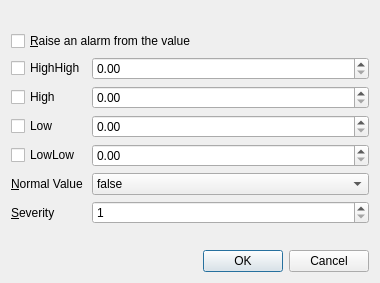
Before: the Qt Designer form src/ui/dialogs/alarmdialog.ui in sanny32/OpenUaSim, drawn with Qt 5.
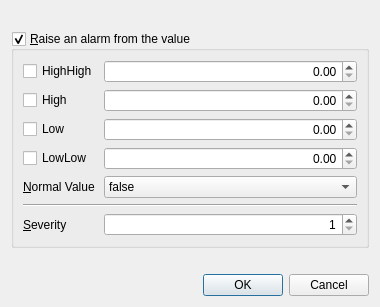
After: the same form once the commit is applied.

Commit message: Group alarm settings in a checkable box and fit limits to the data type

The edit to the form file:
```diff
--- a/src/ui/dialogs/alarmdialog.ui
+++ b/src/ui/dialogs/alarmdialog.ui
@@ -20,27 +20,14 @@
     </widget>
    </item>
    <item>
-    <widget class="QCheckBox" name="enabledCheck">
-     <property name="text">
+    <widget class="QGroupBox" name="alarmGroup">
+     <property name="title">
       <string>&amp;Raise an alarm from the value</string>
      </property>
-    </widget>
-   </item>
-   <item>
-    <widget class="QWidget" name="settingsHost" native="true">
+     <property name="checkable">
+      <bool>true</bool>
+     </property>
      <layout class="QGridLayout" name="settingsLayout" columnstretch="0,1">
-      <property name="leftMargin">
-       <number>0</number>
-      </property>
-      <property name="topMargin">
-       <number>0</number>
-      </property>
-      <property name="rightMargin">
-       <number>0</number>
-      </property>
-      <property name="bottomMargin">
-       <number>0</number>
-      </property>
       <item row="0" column="0">
        <widget class="QCheckBox" name="highHighCheck">
         <property name="text">
@@ -49,7 +36,11 @@
        </widget>
       </item>
       <item row="0" column="1">
-       <widget class="QDoubleSpinBox" name="highHighSpin"/>
+       <widget class="QDoubleSpinBox" name="highHighSpin">
+        <property name="alignment">
+         <set>Qt::AlignRight|Qt::AlignTrailing|Qt::AlignVCenter</set>
+        </property>
+       </widget>
       </item>
       <item row="1" column="0">
        <widget class="QCheckBox" name="highCheck">
@@ -59,7 +50,11 @@
        </widget>
       </item>
       <item row="1" column="1">
-       <widget class="QDoubleSpinBox" name="highSpin"/>
+       <widget class="QDoubleSpinBox" name="highSpin">
+        <property name="alignment">
+         <set>Qt::AlignRight|Qt::AlignTrailing|Qt::AlignVCenter</set>
+        </property>
+       </widget>
       </item>
       <item row="2" column="0">
        <widget class="QCheckBox" name="lowCheck">
@@ -69,7 +64,11 @@
        </widget>
       </item>
       <item row="2" column="1">
-       <widget class="QDoubleSpinBox" name="lowSpin"/>
+       <widget class="QDoubleSpinBox" name="lowSpin">
+        <property name="alignment">
+         <set>Qt::AlignRight|Qt::AlignTrailing|Qt::AlignVCenter</set>
+        </property>
+       </widget>
       </item>
       <item row="3" column="0">
        <widget class="QCheckBox" name="lowLowCheck">
@@ -79,7 +78,11 @@
        </widget>
       </item>
       <item row="3" column="1">
-       <widget class="QDoubleSpinBox" name="lowLowSpin"/>
+       <widget class="QDoubleSpinBox" name="lowLowSpin">
+        <property name="alignment">
+         <set>Qt::AlignRight|Qt::AlignTrailing|Qt::AlignVCenter</set>
+        </property>
+       </widget>
       </item>
       <item row="4" column="0">
        <widget class="QLabel" name="normalValueLabel">
@@ -105,7 +108,14 @@
         </item>
        </widget>
       </item>
-      <item row="5" column="0">
+      <item row="5" column="0" colspan="2">
+       <widget class="Line" name="severityLine">
+        <property name="orientation">
+         <enum>Qt::Horizontal</enum>
+        </property>
+       </widget>
+      </item>
+      <item row="6" column="0">
        <widget class="QLabel" name="severityLabel">
         <property name="text">
          <string>&amp;Severity</string>
@@ -115,8 +125,14 @@
         </property>
        </widget>
       </item>
-      <item row="5" column="1">
+      <item row="6" column="1">
        <widget class="QSpinBox" name="severitySpin">
+        <property name="toolTip">
+         <string>From 1 (lowest) to 1000 (most urgent)</string>
+        </property>
+        <property name="alignment">
+         <set>Qt::AlignRight|Qt::AlignTrailing|Qt::AlignVCenter</set>
+        </property>
         <property name="minimum">
          <number>1</number>
         </property>
```
Left out of the diff: 5 changed lines with no effect on the pictures. The commit also changes 4 other files.
